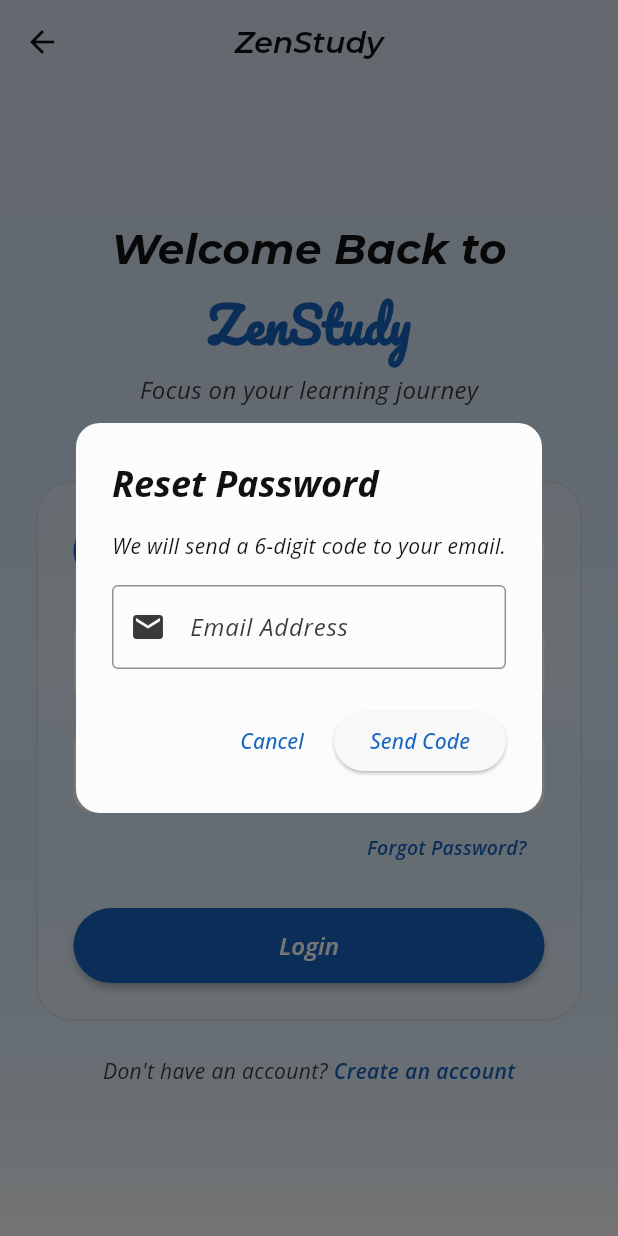
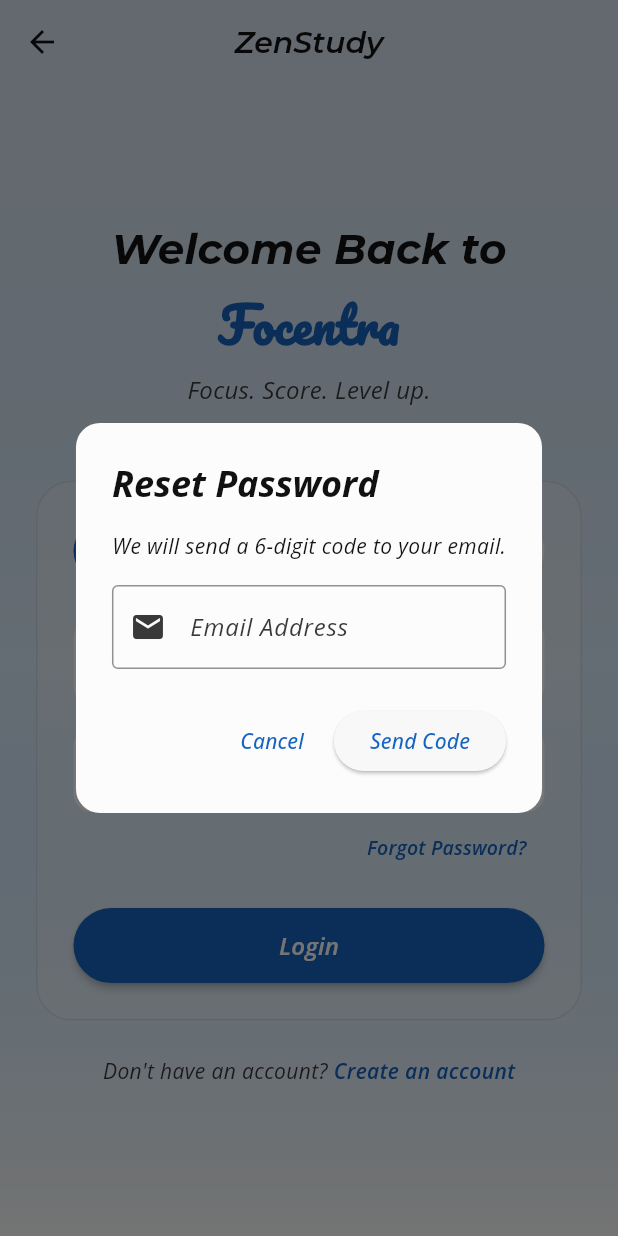
Before and after one commit to mumtahina22/Focentra, a Flutter app: the LoginPage screen opened directly, after a tap on "Forgot Password?", on a phone screen of 412 x 824 dp. Run offline on Flutter 3.47's test engine with Material 3 defaults, Android fonts, the light colour scheme and no system bars; our stand-ins replace flutter_local_notifications, permission_handler, rxdart, supabase_flutter, timezone; accounts and stored records are empty; network calls fail.

Commit message:
Your commit message here

```diff
--- a/lib/pages/loginpage.dart
+++ b/lib/pages/loginpage.dart
@@ -83,7 +83,7 @@
                 ),
                 const SizedBox(height: 8),
                 Text(
-                  'ZenStudy',
+                  'Focentra',
                   style: TextStyle(
                     fontSize: 32,
                     fontWeight: FontWeight.bold,
@@ -93,7 +93,7 @@
                 ),
                 const SizedBox(height: 8),
                 Text(
-                  'Focus on your learning journey',
+                  'Focus. Score. Level up.',
                   style: TextStyle(
                     fontSize: 16,
                     color: colorScheme.onSurfaceVariant,
@@ -257,7 +257,7 @@
                           },
                         ),
 
-                        // --- 🟢 ADDED FORGOT PASSWORD BUTTON HERE ---
+
                         Align(
                           alignment: Alignment.centerRight,
                           child: TextButton(
@@ -352,18 +352,18 @@
     );
   }
 
-  // --- 🟢 ADDED: EASY (OTP) PASSWORD RESET DIALOG ---
+
   Future<void> _showForgotPasswordDialog() async {
     final emailController = TextEditingController();
     final otpController = TextEditingController();
     final newPasswordController = TextEditingController();
 
-    // Pre-fill email if typed in main form
+
     if (_emailController.text.isNotEmpty) {
       emailController.text = _emailController.text;
     }
 
-    int step = 1; // 1 = Send Code, 2 = Verify & Update
+    int step = 1;
     bool isProcessing = false;
 
     await showDialog(
```
